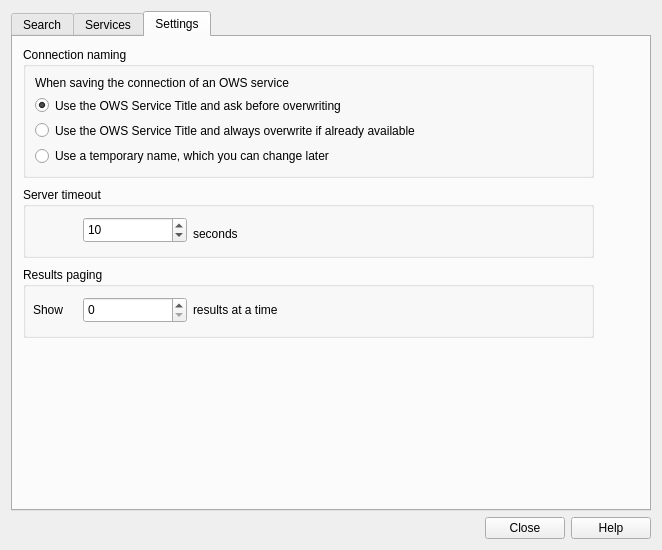
Above: python/plugins/MetaSearch/ui/maindialog.ui from carsmie/QGIS before the change. Below: the same form after it.
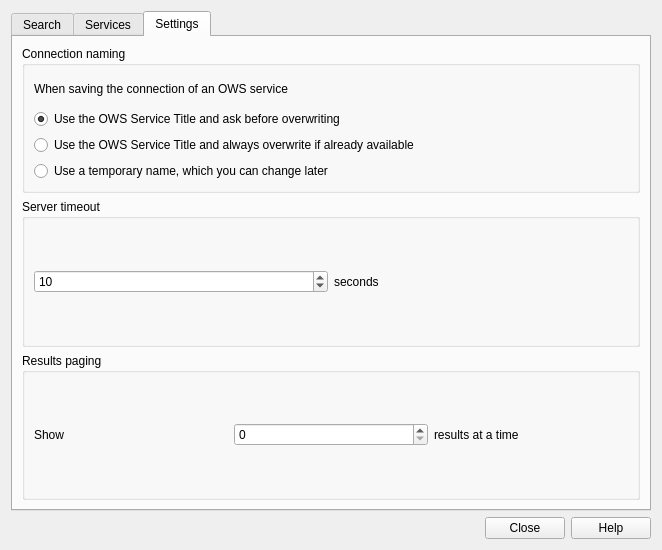
That is the form after the change. The open tabs and pages were chosen to show the change. Icons and pictures are not drawn.

Commit message: fix metasearch settings (fixes #16532)

The edit to the form file:
```diff
--- a/python/plugins/MetaSearch/ui/maindialog.ui
+++ b/python/plugins/MetaSearch/ui/maindialog.ui
@@ -474,15 +474,9 @@
       <attribute name="title">
        <string>Settings</string>
       </attribute>
+      <layout class="QVBoxLayout" name="verticalLayout_4">
+       <item>
       <widget class="QGroupBox" name="saveStrategyGroup">
-       <property name="geometry">
-        <rect>
-         <x>10</x>
-         <y>10</y>
-         <width>571</width>
-         <height>131</height>
-        </rect>
-       </property>
        <property name="title">
         <string>Connection naming</string>
        </property>
@@ -520,50 +514,48 @@
         </item>
        </layout>
       </widget>
+       </item>
+       <item>
+        <widget class="QGroupBox" name="groupBox_4">
+         <property name="title">
+          <string>Server timeout</string>
+         </property>
+         <layout class="QHBoxLayout" name="horizontalLayout">
+          <item>
+           <widget class="QSpinBox" name="spnTimeout">
+            <property name="value">
+             <number>10</number>
+            </property>
+           </widget>
+          </item>
+          <item>
+           <widget class="QLabel" name="label_9">
+            <property name="text">
+             <string>seconds</string>
+            </property>
+           </widget>
+          </item>
+         </layout>
+        </widget>
+       </item>
+       <item>
       <widget class="QGroupBox" name="groupBox_3">
-       <property name="geometry">
-        <rect>
-         <x>10</x>
-         <y>230</y>
-         <width>571</width>
-         <height>71</height>
-        </rect>
-       </property>
        <property name="title">
         <string>Results paging</string>
        </property>
+         <layout class="QHBoxLayout" name="horizontalLayout_2">
+          <item>
        <widget class="QLabel" name="label_5">
-        <property name="geometry">
-         <rect>
-          <x>10</x>
-          <y>30</y>
-          <width>41</width>
-          <height>26</height>
-         </rect>
-        </property>
         <property name="text">
          <string>Show</string>
         </property>
        </widget>
-       <widget class="QSpinBox" name="spnRecords">
-        <property name="geometry">
-         <rect>
-          <x>60</x>
-          <y>30</y>
-          <width>104</width>
-          <height>26</height>
-         </rect>
-        </property>
-       </widget>
+          </item>
+          <item>
+           <widget class="QSpinBox" name="spnRecords"/>
+          </item>
+          <item>
        <widget class="QLabel" name="label_2">
-        <property name="geometry">
-         <rect>
-          <x>170</x>
-          <y>30</y>
-          <width>229</width>
-          <height>26</height>
-         </rect>
-        </property>
         <property name="text">
          <string>results at a time</string>
         </property>
@@ -571,46 +563,11 @@
          <set>Qt::AlignLeading|Qt::AlignLeft|Qt::AlignVCenter</set>
         </property>
        </widget>
-      </widget>
-      <widget class="QGroupBox" name="groupBox_4">
-       <property name="geometry">
-        <rect>
-         <x>10</x>
-         <y>150</y>
-         <width>571</width>
-         <height>71</height>
-        </rect>
-       </property>
-       <property name="title">
-        <string>Server timeout</string>
-       </property>
-       <widget class="QSpinBox" name="spnTimeout">
-        <property name="geometry">
-         <rect>
-          <x>60</x>
-          <y>30</y>
-          <width>104</width>
-          <height>26</height>
-         </rect>
-        </property>
-        <property name="value">
-         <number>10</number>
-        </property>
-       </widget>
-       <widget class="QLabel" name="label_9">
-        <property name="geometry">
-         <rect>
-          <x>170</x>
-          <y>40</y>
-          <width>46</width>
-          <height>13</height>
-         </rect>
-        </property>
-        <property name="text">
-         <string>seconds</string>
-        </property>
-       </widget>
-      </widget>
+          </item>
+         </layout>
+        </widget>
+       </item>
+      </layout>
      </widget>
     </widget>
    </item>
```
Lines whose indentation alone changed are shown as unchanged.
